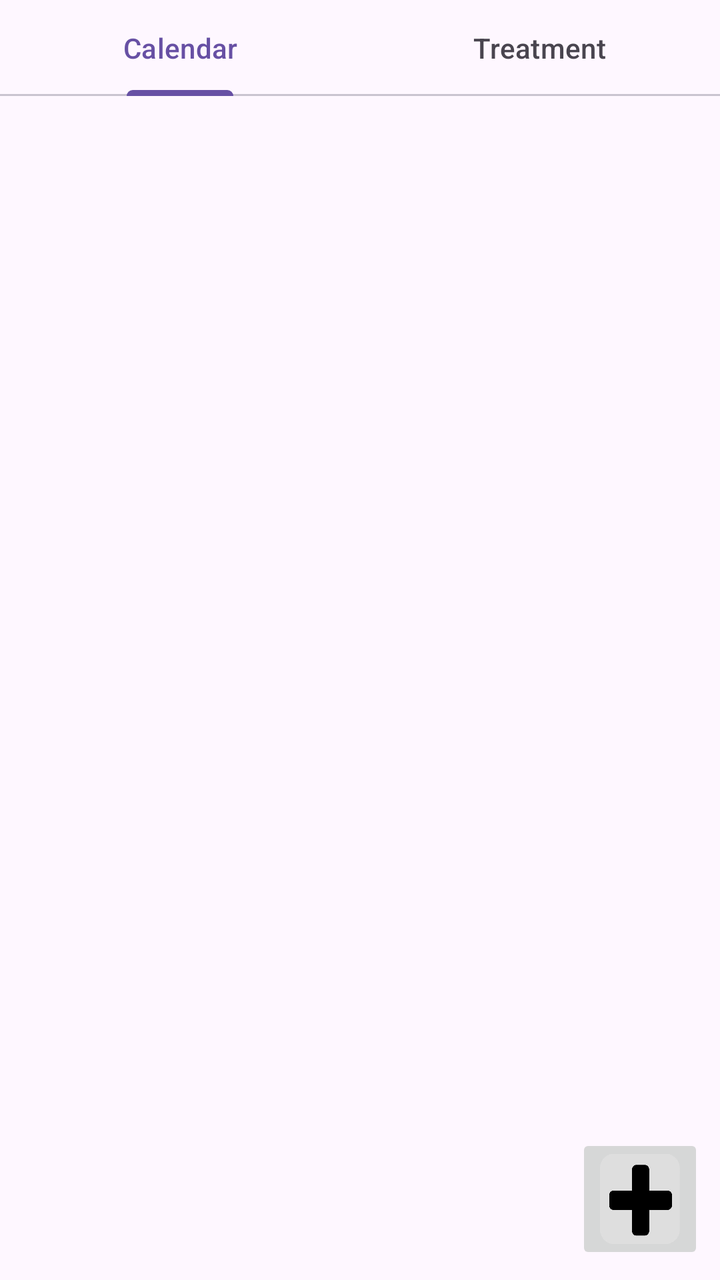
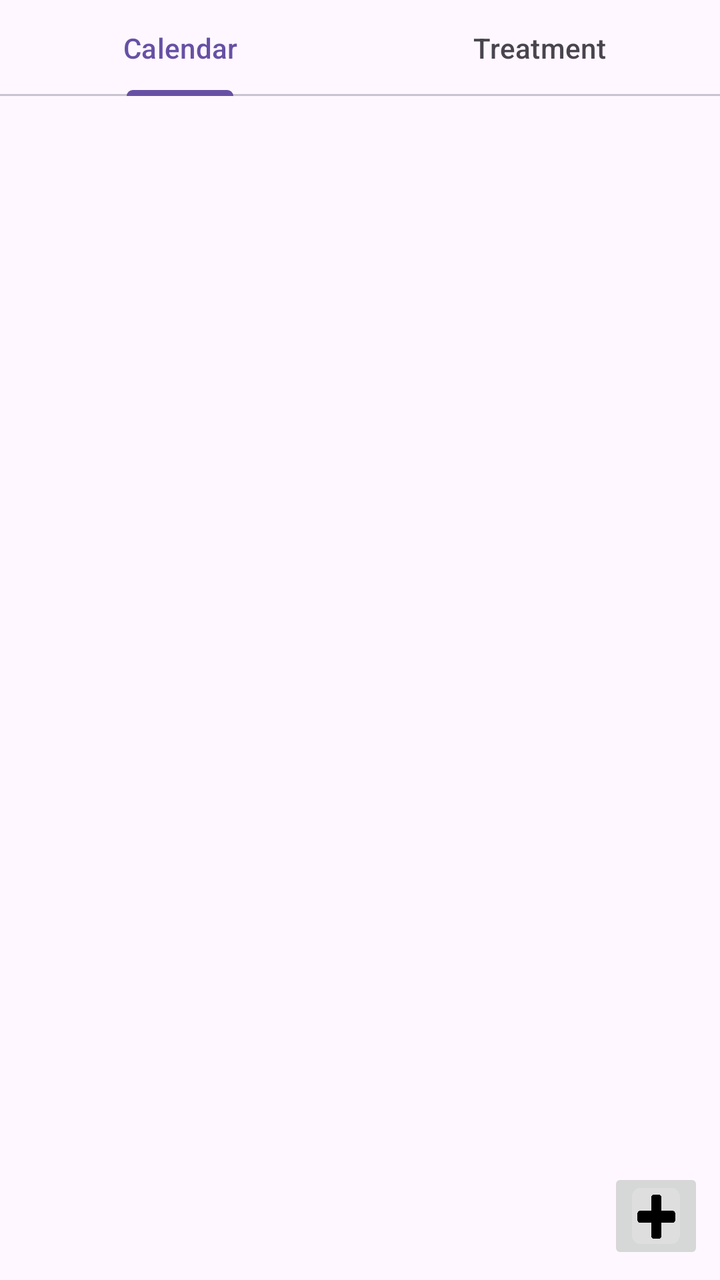

Screens rendered from an Android XML layout before and after an edit, with the pre-edit source and the edit as a unified diff.
<!-- AndroidManifest.xml: application theme Theme.Mediplanner -->
<!-- res/layout/activity_main.xml -->
<?xml version="1.0" encoding="utf-8"?>
<RelativeLayout xmlns:android="http://schemas.android.com/apk/res/android"
    xmlns:app="http://schemas.android.com/apk/res-auto"
    xmlns:tools="http://schemas.android.com/tools"
    android:id="@+id/main"
    android:layout_width="match_parent"
    android:layout_height="match_parent"
    tools:context=".MainActivity">

    <com.google.android.material.tabs.TabLayout
        android:id="@+id/mainTabView"
        android:layout_width="match_parent"
        android:layout_height="wrap_content">

        <com.google.android.material.tabs.TabItem
            android:layout_width="match_parent"
            android:layout_height="wrap_content"
            android:text="@string/calendar_tab" />

        <com.google.android.material.tabs.TabItem
            android:layout_width="match_parent"
            android:layout_height="wrap_content"
            android:text="@string/treatment_tab" />

    </com.google.android.material.tabs.TabLayout>

    <androidx.viewpager2.widget.ViewPager2
        android:id="@+id/pager"
        android:layout_width="match_parent"
        android:layout_height="match_parent"
        android:layout_below="@id/mainTabView" />

    <ImageButton
        android:id="@+id/addButton"
        android:layout_width="64dp"
        android:layout_height="65dp"
        android:layout_alignParentRight="true"
        android:layout_alignParentBottom="true"
        android:layout_marginEnd="8dp"
        android:layout_marginBottom="8dp"
        android:onClick="onAddButtonClick"
        android:scaleType="fitXY"
        android:src="@drawable/add"
        android:tooltipText="@string/addButtonTooltip" />

</RelativeLayout>
<!-- resources referenced by this layout -->
<resources>
  <!-- drawable add: webp bitmap (drawable, 7230 bytes) -->
  <string name="addButtonTooltip">Create new Treatment Plan</string>
  <string name="calendar_tab">Calendar</string>
  <string name="treatment_tab">Treatment</string>
  <style name="Theme.Mediplanner" parent="Base.Theme.Mediplanner" />
  <style name="Base.Theme.Mediplanner" parent="Theme.Material3.DayNight.NoActionBar">
          
          
          <item name="android:activatedBackgroundIndicator">@color/selectionBackground</item>
          
      </style>
  <color name="selectionBackground">#9F98B3</color>
</resources>

<!-- the commit's change to res/layout/activity_main.xml (unified diff, before → after) -->
@@ -32,8 +32,8 @@
 
     <ImageButton
         android:id="@+id/addButton"
-        android:layout_width="64dp"
-        android:layout_height="65dp"
+        android:layout_width="48dp"
+        android:layout_height="48dp"
         android:layout_alignParentRight="true"
         android:layout_alignParentBottom="true"
         android:layout_marginEnd="8dp"
